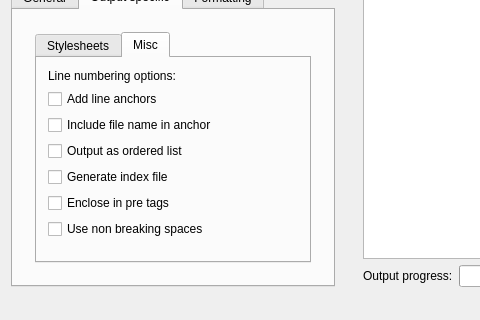
Above: highlight/src/gui-qt/mainwindow.ui from svn2github/highlight before the change; both pictures show x 0 to 480 and y 455 to 775 of the 957 by 775 pixel window. Below: the same form after it.
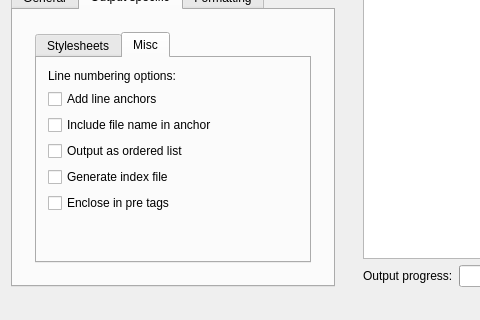
That is the form after the change. Icons and pictures are not drawn.

Patch:
```diff
--- a/highlight/src/gui-qt/mainwindow.ui
+++ b/highlight/src/gui-qt/mainwindow.ui
@@ -1132,16 +1132,6 @@
                    </property>
                   </widget>
                  </item>
-                 <item>
-                  <widget class="QCheckBox" name="cbHTMLNonBreakingSpace">
-                   <property name="toolTip">
-                    <string>Replace spaces by nbsp entities.</string>
-                   </property>
-                   <property name="text">
-                    <string>Use non breaking spaces</string>
-                   </property>
-                  </widget>
-                 </item>
                  <item>
                   <spacer name="verticalSpacer">
                    <property name="orientation">
```
